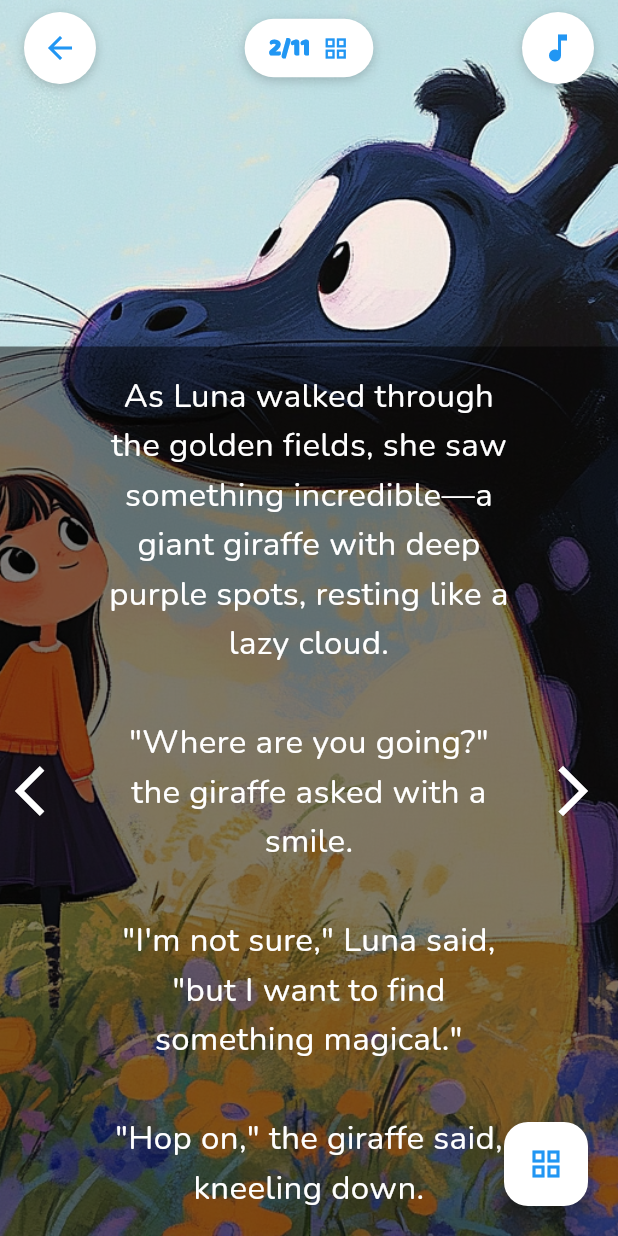
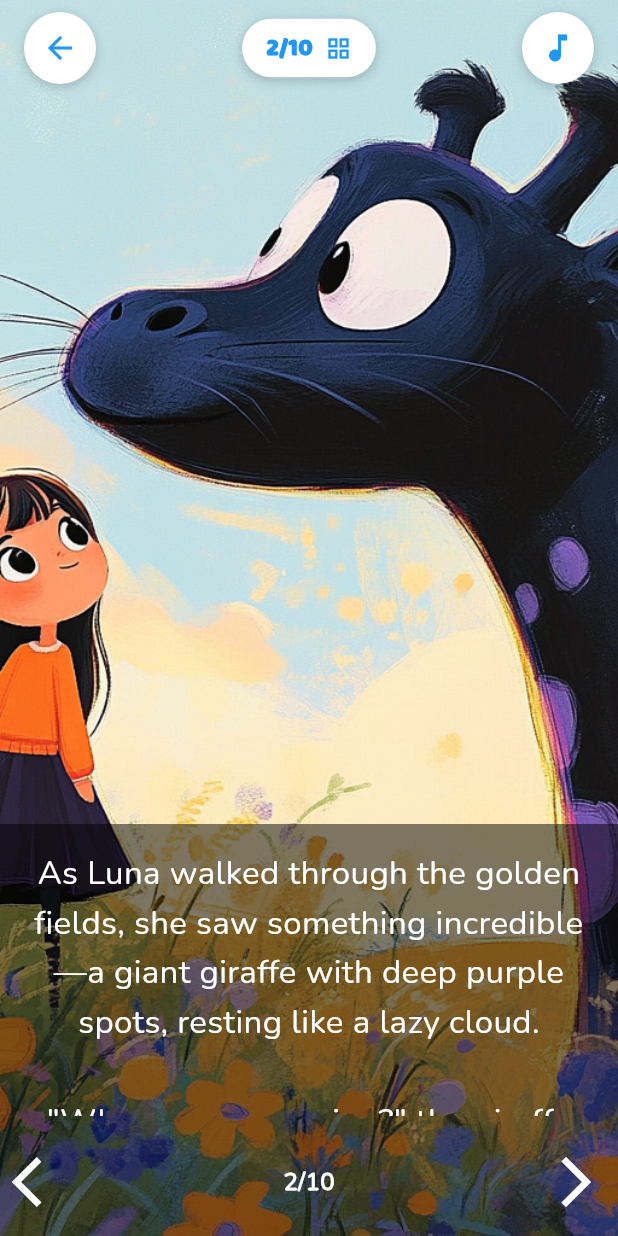
Before and after one commit to uziwuzzy/storybook, a Flutter app: the BookReaderScreen screen opened by its route, swiped to page 2, on a phone screen of 412 x 824 dp. Run offline on Flutter 3.47's test engine with Material 3 defaults, Android fonts, the phone set to English and light mode, and no system bars; our stand-ins replace audioplayers, flutter_secure_storage, flutter_svg, get; accounts and stored records are empty.

Commit message:
feat: implement Luna story properly

```diff
--- a/lib/controllers/book_reader_controller.dart
+++ b/lib/controllers/book_reader_controller.dart
@@ -84,10 +84,6 @@ She gasped. The magic wasn’t a place—it was within her all along!""",
       content: """As she walked home, the world looked brighter—the grass whispered secrets, the wind hummed songs, and the stars blinked just for her.
 She had found what she was looking for: magic was everywhere, as long as she believed.""",
       imageUrl: "assets/images/luna_10.png", // Repeated for demo purposes
-    ),
-    BookPage(
-      content: "Whiskers started to glow with a soft blue light, his eyes twinkling like stars.",
-      imageUrl: "assets/images/gambar3.png", // Repeated for demo purposes
     )
   ];
 
--- a/lib/views/book_reader/book_reader_screen.dart
+++ b/lib/views/book_reader/book_reader_screen.dart
@@ -73,18 +73,8 @@ class BookReaderScreen extends StatelessWidget {
         if (isRecording && controller.isRecording.value)
           const RecordingOverlay(),
 
-        // Thumbnails button for quick access
-        Positioned(
-          right: 20,
-          bottom: 20,
-          child: FloatingActionButton(
-            onPressed: controller.toggleThumbnails,
-            backgroundColor: Colors.white,
-            foregroundColor: Colors.blue,
-            child: const Icon(Icons.grid_view),
-            tooltip: "Show all pages",
-          ),
-        ),
+        // We removed the floating action button for thumbnails here
+        // since it's already accessible through the BookHeader
       ],
     );
   }
--- a/lib/widgets/book_reader/book_page_view.dart
+++ b/lib/widgets/book_reader/book_page_view.dart
@@ -20,32 +20,67 @@ class BookPageView extends StatefulWidget {
 class _BookPageViewState extends State<BookPageView> with AutomaticKeepAliveClientMixin {
   final BookReaderController controller = Get.find<BookReaderController>();
   PageController? _pageController;
+  int _currentVisiblePage = 0; // Track the visible page locally
 
   @override
   void initState() {
     super.initState();
-    // Create the PageController here in initState
-    _pageController = PageController(initialPage: controller.currentPage.value);
+    // Initialize with the controller's current page
+    _currentVisiblePage = controller.currentPage.value;
 
-    // Listen for changes to the current page and update the controller's value
-    _pageController!.addListener(_updateControllerPage);
+    // Create PageController with initial page
+    _pageController = PageController(initialPage: _currentVisiblePage);
+
+    // Add page change listener
+    _pageController!.addListener(_handlePageChange);
+
+    // Listen for external page change requests
+    _setupPageChangeListener();
   }
 
-  void _updateControllerPage() {
+  void _setupPageChangeListener() {
+    // This worker will run whenever the controller's currentPage changes
+    ever(controller.currentPage, (int page) {
+      // Only animate if the page actually changed and we're not already on that page
+      if (page != _currentVisiblePage && _pageController != null && _pageController!.hasClients) {
+        // Use post-frame callback to avoid animation during build
+        WidgetsBinding.instance.addPostFrameCallback((_) {
+          if (mounted && _pageController != null && _pageController!.hasClients) {
+            _pageController!.animateToPage(
+              page,
+              duration: const Duration(milliseconds: 300),
+              curve: Curves.easeInOut,
+            );
+          }
+        });
+      }
+    });
+  }
+
+  void _handlePageChange() {
     if (_pageController != null &&
+        _pageController!.hasClients &&
         _pageController!.positions.isNotEmpty &&
         _pageController!.page != null) {
-      final currentPage = _pageController!.page!.round();
-      if (currentPage != controller.currentPage.value) {
-        controller.updatePage(currentPage);
+      // Get the current page as an integer
+      final newPage = _pageController!.page!.round();
+
+      // Update local tracking variable
+      if (newPage != _currentVisiblePage) {
+        _currentVisiblePage = newPage;
+
+        // Update the controller but avoid circular updates
+        if (newPage != controller.currentPage.value) {
+          controller.updatePage(newPage);
+        }
       }
     }
   }
 
   @override
   void dispose() {
-    // Properly remove listener and dispose of PageController
-    _pageController?.removeListener(_updateControllerPage);
+    // Clean up
+    _pageController?.removeListener(_handlePageChange);
     _pageController?.dispose();
     _pageController = null;
     super.dispose();
@@ -55,35 +90,20 @@ class _BookPageViewState extends State<BookPageView> with AutomaticKeepAliveClie
   Widget build(BuildContext context) {
     super.build(context);
 
-    // Set up listener in build method for current page
-    // This is safer than using Obx for PageController animations
-    final currentPage = controller.currentPage.value;
-
-    // If the controller page changed from elsewhere, animate to it
-    if (_pageController != null &&
-        _pageController!.hasClients &&
-        currentPage != _pageController!.page?.round()) {
-      // Schedule animation after the current build is complete
-      WidgetsBinding.instance.addPostFrameCallback((_) {
-        if (mounted && _pageController != null && _pageController!.hasClients) {
-          _pageController!.animateToPage(
-            currentPage,
-            duration: const Duration(milliseconds: 300),
-            curve: Curves.easeInOut,
-          );
-        }
-      });
-    }
-
     return PageView.builder(
       controller: _pageController,
       itemCount: controller.totalPages,
       physics: const ClampingScrollPhysics(), // Prevent multi-page scrolling
-      itemBuilder: (context, index) => Obx(() => BookPageWidget(
-        page: controller.pages[index],
-        isListening: widget.isListening,
-        isRecording: widget.isRecording && controller.isRecording.value,
-      )),
+      itemBuilder: (context, index) {
+        // Use GetBuilder instead of Obx for more control
+        return GetBuilder<BookReaderController>(
+          builder: (ctrl) => BookPageWidget(
+            page: ctrl.pages[index],
+            isListening: widget.isListening,
+            isRecording: widget.isRecording && ctrl.isRecording.value,
+          ),
+        );
+      },
     );
   }
 
--- a/lib/widgets/book_reader/book_page_widget.dart
+++ b/lib/widgets/book_reader/book_page_widget.dart
@@ -1,8 +1,8 @@
-import 'package:flutter/material.dart';
-import 'package:get/get.dart';
-import 'package:storybook/models/book_reader.dart';
-import 'package:storybook/controllers/book_reader_controller.dart';
-import 'package:storybook/config/app_colors.dart';
+import "package:flutter/material.dart";
+import "package:get/get.dart";
+import "package:storybook/models/book_reader.dart";
+import "package:storybook/controllers/book_reader_controller.dart";
+import "package:storybook/config/app_colors.dart";
 
 class BookPageWidget extends StatelessWidget {
   final BookPage page;
@@ -46,29 +46,19 @@ class BookPageWidget extends StatelessWidget {
           bottom: 0,
           child: Container(
             color: Colors.black.withOpacity(0.5),
-            child: Row(
+            height: MediaQuery.of(context).size.height / 3, // Height is 1/3 of screen
+            child: SafeArea(
+              // Ensures content is within safe area on devices with notches
+              child: Column(
                 children: [
-                // Left navigation arrow
-                Container(
-                  width: 60,
-                  child: IconButton(
-                    iconSize: 40,
-                    icon: const Icon(
-                      Icons.arrow_back_ios,
-                      color: Colors.white,
-                    ),
-                    onPressed: currentPage > 1 ? controller.previousPage : null,
-                  ),
-                ),
-
-                // Text content
                   Expanded(
                     child: Padding(
-                    padding: const EdgeInsets.symmetric(vertical: 16, horizontal: 10),
+                      padding: const EdgeInsets.symmetric(vertical: 16, horizontal: 16),
+                      child: Center(
                         child: Text(
                           page.content,
                           style: const TextStyle(
-                        fontFamily: 'Nunito',
+                            fontFamily: "Nunito",
                             fontSize: 22,
                             height: 1.5,
                             color: Colors.white,
@@ -77,11 +67,37 @@ class BookPageWidget extends StatelessWidget {
                         ),
                       ),
                     ),
+                  ),
+
+                  // Navigation controls
+                  Padding(
+                    padding: const EdgeInsets.only(bottom: 8),
+                    child: Row(
+                      mainAxisAlignment: MainAxisAlignment.spaceBetween,
+                      children: [
+                        // Left navigation arrow
+                        IconButton(
+                          iconSize: 40,
+                          icon: const Icon(
+                            Icons.arrow_back_ios,
+                            color: Colors.white,
+                          ),
+                          onPressed: currentPage > 1 ? controller.previousPage : null,
+                        ),
+
+                        // Page indicator
+                        Text(
+                          "$currentPage/$totalPages",
+                          style: const TextStyle(
+                            fontFamily: "Nunito",
+                            fontSize: 16,
+                            color: Colors.white,
+                            fontWeight: FontWeight.bold,
+                          ),
+                        ),
 
                         // Right navigation arrow
-                Container(
-                  width: 60,
-                  child: IconButton(
+                        IconButton(
                           iconSize: 40,
                           icon: const Icon(
                             Icons.arrow_forward_ios,
@@ -89,8 +105,11 @@ class BookPageWidget extends StatelessWidget {
                           ),
                           onPressed: controller.nextPage,
                         ),
+                      ],
+                    ),
                   ),
                 ],
+              ),
             ),
           ),
         ),
@@ -127,9 +146,9 @@ class BookPageWidget extends StatelessWidget {
                       onPressed: controller.togglePlayPause,
                     ),
                     const Text(
-                      '00,0',
+                      "00,0",
                       style: TextStyle(
-                        fontFamily: 'Baloo',
+                        fontFamily: "Baloo",
                         fontSize: 24,
                         color: Colors.white,
                         fontWeight: FontWeight.bold,
@@ -171,9 +190,9 @@ class BookPageWidget extends StatelessWidget {
                     const Icon(Icons.mic, color: Colors.white),
                     const SizedBox(width: 8),
                     Obx(() => Text(
-                      'Recording ${controller.recordingTime.value}',
+                      "Recording ${controller.recordingTime.value}",
                       style: const TextStyle(
-                        fontFamily: 'Baloo',
+                        fontFamily: "Baloo",
                         fontSize: 18,
                         color: Colors.white,
                         fontWeight: FontWeight.bold,
@@ -207,9 +226,9 @@ class BookPageWidget extends StatelessWidget {
             ),
             const SizedBox(height: 16),
             Text(
-              'Image loading...',
+              "Image loading...",
               style: TextStyle(
-                fontFamily: 'Nunito',
+                fontFamily: "Nunito",
                 color: Colors.grey.shade600,
               ),
             ),
--- a/lib/widgets/home/book_card.dart
+++ b/lib/widgets/home/book_card.dart
@@ -82,7 +82,7 @@ class BookCard extends StatelessWidget {
                         fontWeight: FontWeight.bold,
                         color: Colors.white,
                       ),
-                      maxLines: 2,
+                      maxLines: 4,
                       overflow: TextOverflow.ellipsis,
                     ),
                     const SizedBox(height: 8),
```
Also changed, not shown: lib/controllers/home_controller.dart (+1 -20 lines), assets/images/luna_10.png, assets/images/luna_7.png (added), assets/images/luna_8.png (added), assets/images/luna_9.png. Lines whose indentation alone changed are shown as unchanged.
